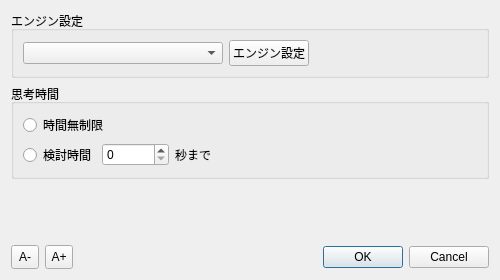
Before: the Qt Designer form src/dialogs/considerationdialog.ui in hnakada123/ShogiBoardQ, drawn with Qt 5.
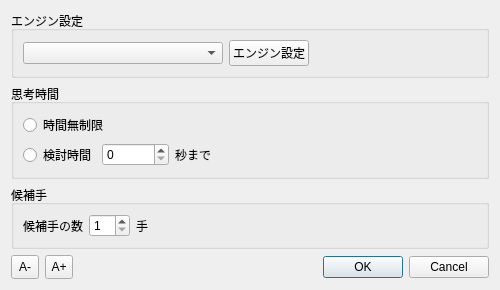
After: the same form once the commit is applied.

Commit message:
検討ダイアログに「候補手の数」を追加
検討ダイアログに「候補手の数」を追加した。

The edit to the form file:
```diff
--- a/src/dialogs/considerationdialog.ui
+++ b/src/dialogs/considerationdialog.ui
@@ -131,6 +131,62 @@
      </layout>
     </widget>
    </item>
+   <item>
+    <widget class="QGroupBox" name="groupBoxMultiPV">
+     <property name="title">
+      <string>候補手</string>
+     </property>
+     <layout class="QVBoxLayout" name="verticalLayoutMultiPV">
+      <item>
+       <layout class="QHBoxLayout" name="horizontalLayoutMultiPV">
+        <item>
+         <widget class="QLabel" name="labelMultiPV">
+          <property name="text">
+           <string>候補手の数</string>
+          </property>
+         </widget>
+        </item>
+        <item>
+         <widget class="QSpinBox" name="spinBoxMultiPV">
+          <property name="minimum">
+           <number>1</number>
+          </property>
+          <property name="maximum">
+           <number>10</number>
+          </property>
+          <property name="value">
+           <number>1</number>
+          </property>
+          <property name="toolTip">
+           <string>評価値が大きい順に表示する候補手の数を指定します</string>
+          </property>
+         </widget>
+        </item>
+        <item>
+         <widget class="QLabel" name="labelMultiPVUnit">
+          <property name="text">
+           <string>手</string>
+          </property>
+         </widget>
+        </item>
+        <item>
+         <spacer name="horizontalSpacerMultiPV">
+          <property name="orientation">
+           <enum>Qt::Orientation::Horizontal</enum>
+          </property>
+          <property name="sizeHint" stdset="0">
+           <size>
+            <width>40</width>
+            <height>20</height>
+           </size>
+          </property>
+         </spacer>
+        </item>
+       </layout>
+      </item>
+     </layout>
+    </widget>
+   </item>
    <item>
     <spacer name="verticalSpacer">
      <property name="orientation">
```
The commit also changes 12 other files.
